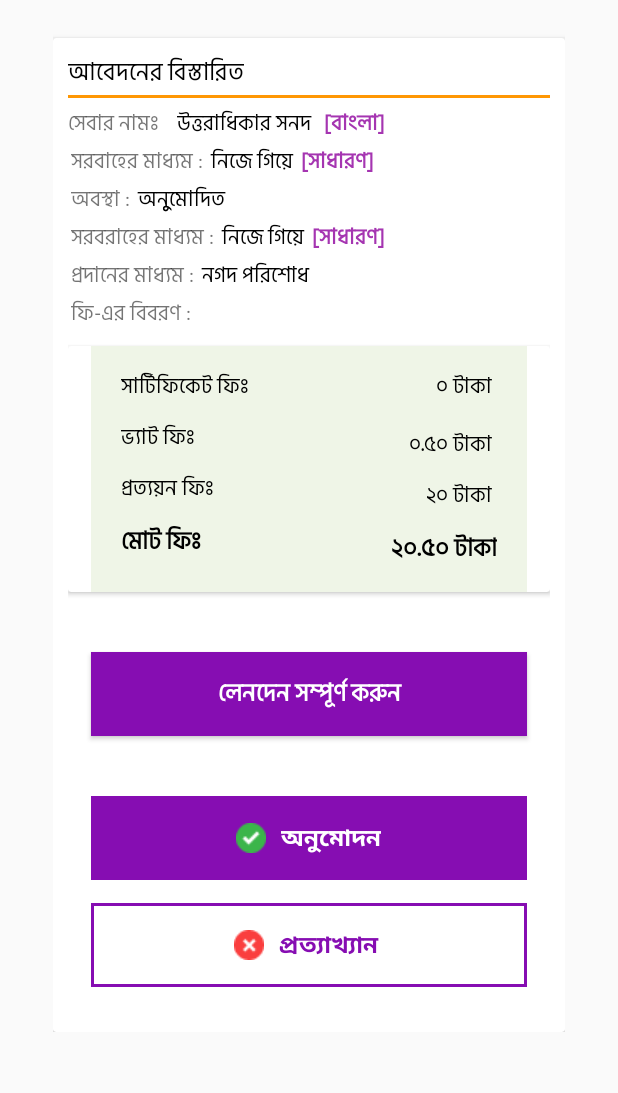
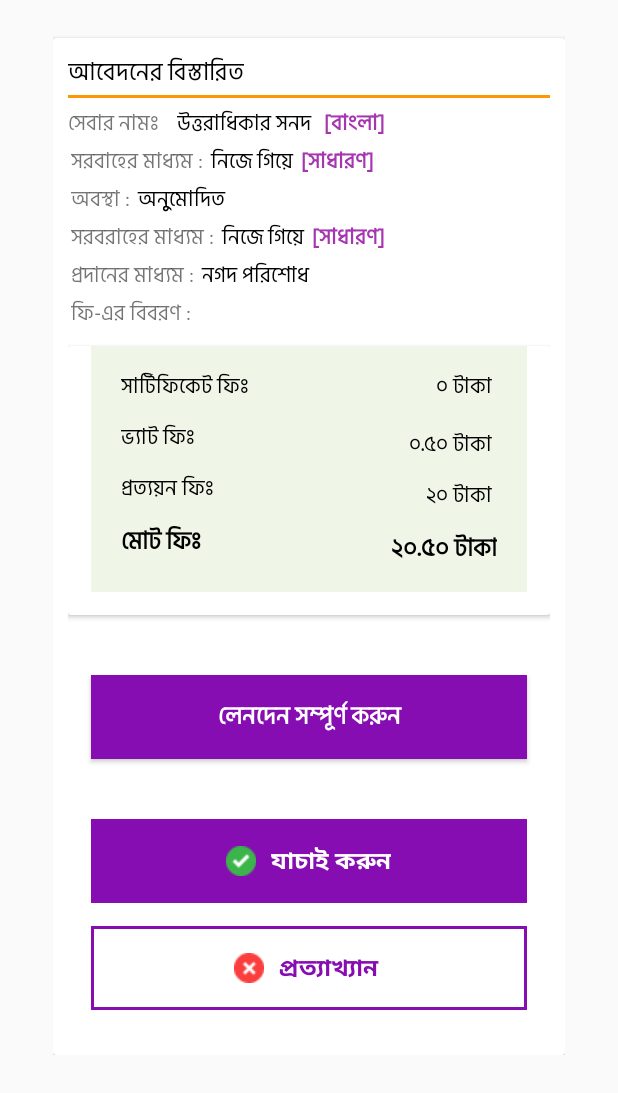
Before and after one commit to farhansadikgalib/Prottoyon, an Android app: the TimeOverActivity screen opened directly, with no data from a screen before it, on a phone screen of 412 x 824 dp, the part 143-1236 px from its top. Run offline under Robolectric (Android 15) with nearby library versions, the light colour scheme and no system bars.

Commit message:
item5 & item 6 activity is changed also dialog box is working now

```diff
--- a/app/src/main/res/layout/activity_time_over.xml
+++ b/app/src/main/res/layout/activity_time_over.xml
@@ -325,6 +325,7 @@
                             android:layout_marginLeft="15dp"
                             android:layout_marginRight="15dp"
                             android:background="#EFF5E7"
+                            android:layout_marginBottom="15dp"
                             >
 
 
@@ -531,7 +532,7 @@
                             android:layout_width="wrap_content"
                             android:layout_height="wrap_content"
                             android:layout_marginLeft="10dp"
-                            android:text="অনুমোদন"
+                            android:text="যাচাই করুন"
                             android:textColor="@android:color/white"
                             android:textSize="16sp"
                             android:textStyle="bold" />
```
